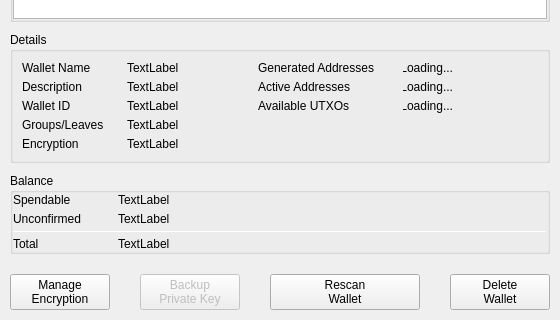
The window that BlockSettleUILib/ManageEncryption/WalletPropertiesDialog.ui (BlockSettle/terminal) describes before a commit, drawn with Qt 5; both pictures show x 0 to 560 and y 161 to 481 of the 560 by 481 pixel window.
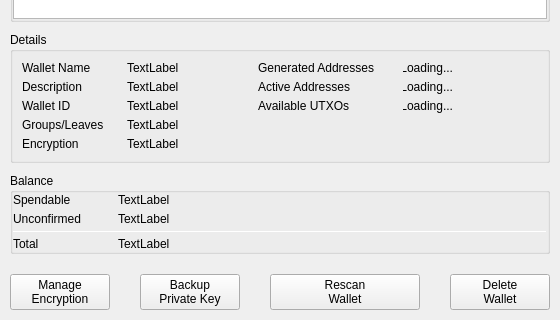
The same window after the commit.

Diff of the .ui file:
```diff
--- a/BlockSettleUILib/ManageEncryption/WalletPropertiesDialog.ui
+++ b/BlockSettleUILib/ManageEncryption/WalletPropertiesDialog.ui
@@ -1092,7 +1092,7 @@
       <item alignment="Qt::AlignLeft">
        <widget class="QPushButton" name="backupButton">
         <property name="enabled">
-         <bool>false</bool>
+         <bool>true</bool>
         </property>
         <property name="sizePolicy">
          <sizepolicy hsizetype="Expanding" vsizetype="Expanding">
```
